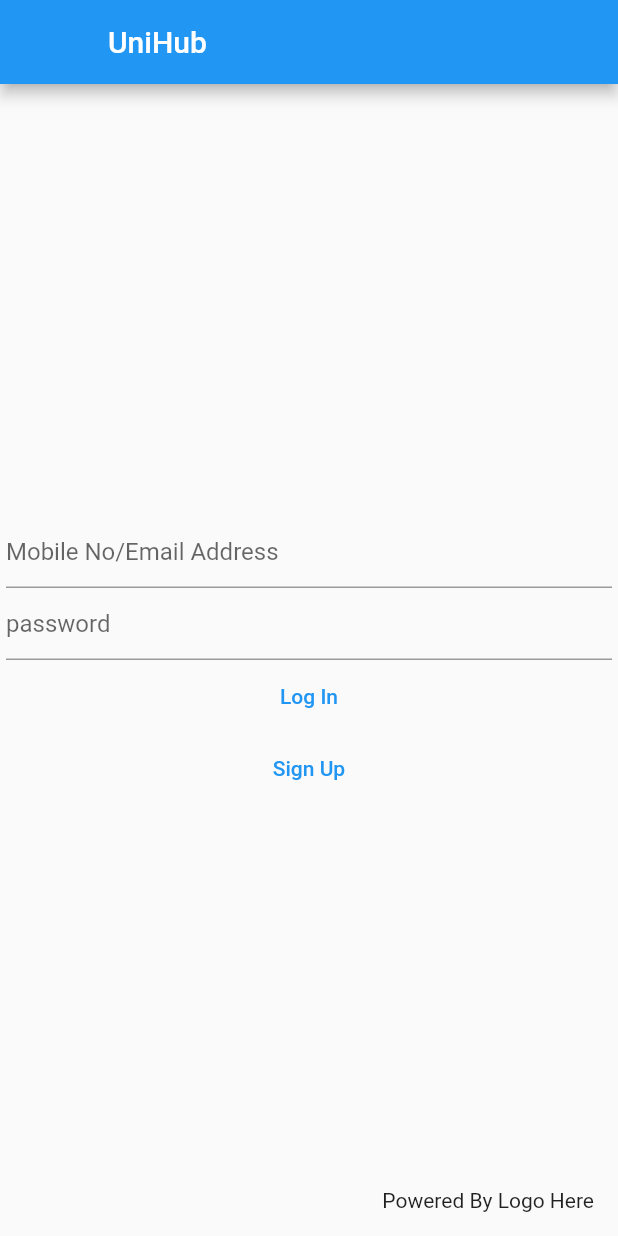
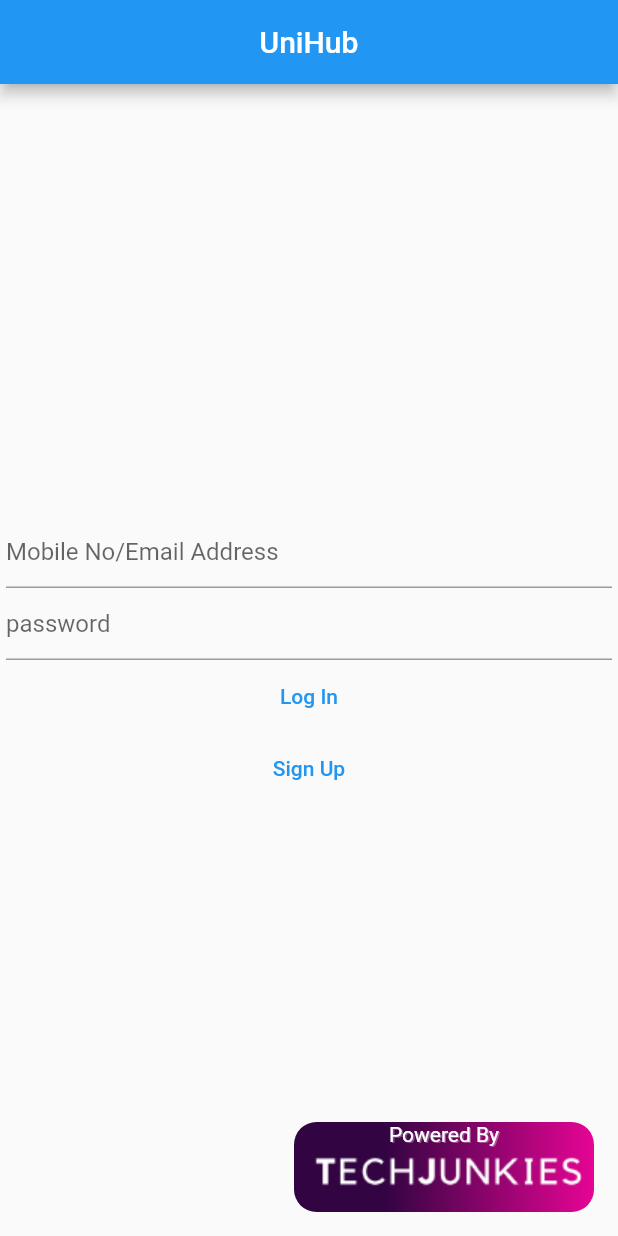
Before and after one commit to TechJunkies-IIITK/Uni-Hub, a Flutter app: the screen it shows after launch, on a phone screen of 412 x 824 dp. Run offline on Flutter 3.47's test engine with Material 2 defaults, Android fonts, the phone set to English and light mode, and no system bars.

Commit message:
updated authpage && added techjunkies floating logo && added stackedprofile widget && added one more image in assets

```diff
--- a/lib/views/authpage/authpage.dart
+++ b/lib/views/authpage/authpage.dart
@@ -3,6 +3,7 @@ import 'package:flutter/cupertino.dart';
 import 'package:flutter/material.dart';
 import 'package:unihub/views/authpage/login_widget.dart';
 import 'package:unihub/views/authpage/signup_widget.dart';
+import 'package:unihub/views/authpage/techjunkies_logo.dart';
 
 class AuthPage extends StatefulWidget{
 
@@ -31,6 +32,8 @@ class _AuthPageState extends State<AuthPage>{
 
       appBar: AppBar(
 
+        centerTitle: true,
+
         leading: _isLogInPage ? const SizedBox() : IconButton(onPressed: ()=>_togglePage(), icon: const Icon(Icons.arrow_back)),
 
         title: const Text('UniHub'),
@@ -49,7 +52,7 @@ class _AuthPageState extends State<AuthPage>{
 
       ),
 
-      floatingActionButton: const Text('Powered By Logo Here'),
+      floatingActionButton: const TechJunkiesLogo(),
 
     );
 
--- /dev/null
+++ b/lib/views/authpage/techjunkies_logo.dart
@@ -0,0 +1,58 @@
+
+
+import 'package:flutter/cupertino.dart';
+import 'package:flutter/material.dart';
+
+class TechJunkiesLogo extends StatelessWidget{
+
+  const TechJunkiesLogo({Key? key}) : super(key: key);
+
+  @override
+
+  Widget build(BuildContext context) {
+
+    return Stack(
+
+      alignment: Alignment.topCenter,
+
+      children: const [
+
+        ClipRRect(
+
+          borderRadius: BorderRadius.all(Radius.circular(15)),
+
+          child: Align(
+
+            alignment: Alignment.centerLeft,
+
+            heightFactor: 0.3,
+
+            widthFactor: 1.0,
+
+            child: Image(image: AssetImage('assets/images/techjunkies_logo.png',),),
+
+          ),
+
+        ),
+
+        Text(
+            'Powered By',
+
+          style: TextStyle(
+
+            color: Colors.white,
+
+            shadows: [
+
+              Shadow(color: Colors.white30,offset: Offset(1,1))
+
+            ]
+
+          ),
+        ),
+
+      ],
+    );
+  }
+
+}
--- a/pubspec.yaml
+++ b/pubspec.yaml
@@ -58,7 +58,8 @@ flutter:
   uses-material-design: true
 
   # To add assets to your application, add an assets section, like this:
-  # assets:
+  assets:
+    - assets/images/
   #   - images/a_dot_burr.jpeg
   #   - images/a_dot_ham.jpeg
 
```
Also changed, not shown: lib/views/homepage/homepage.dart (+10 -1 lines), lib/views/homepage/stacked_profiles.dart (added, +93 -0 lines), assets/images/add_icon_circle.png (added), assets/images/techjunkies_logo.png (added).
